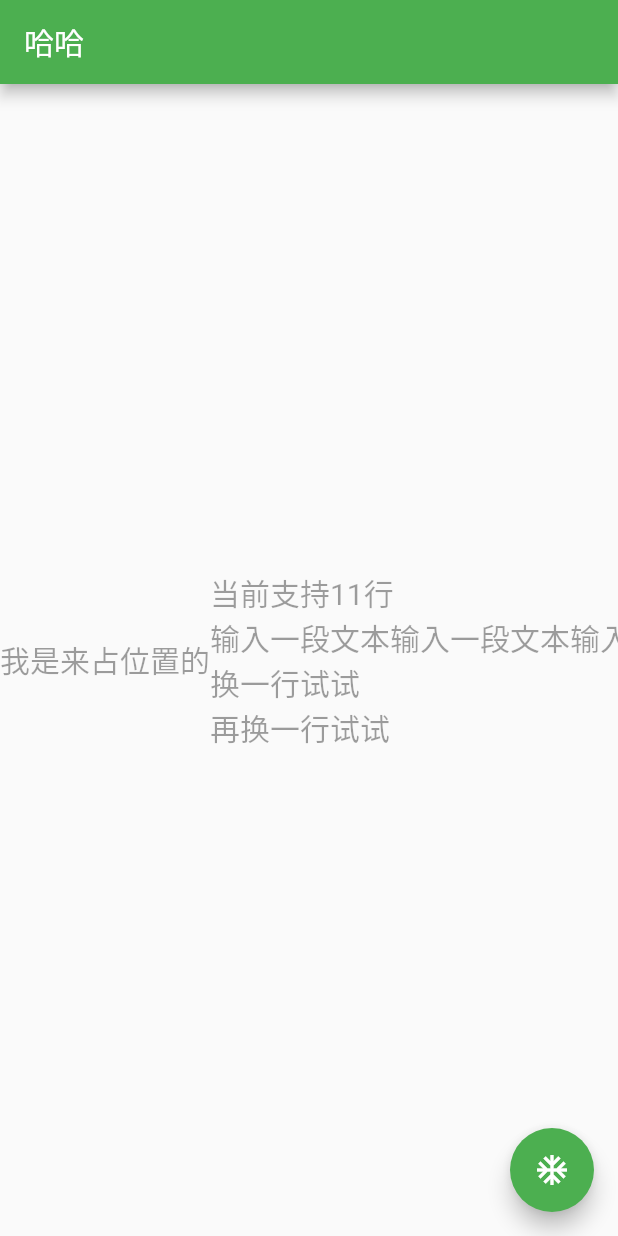
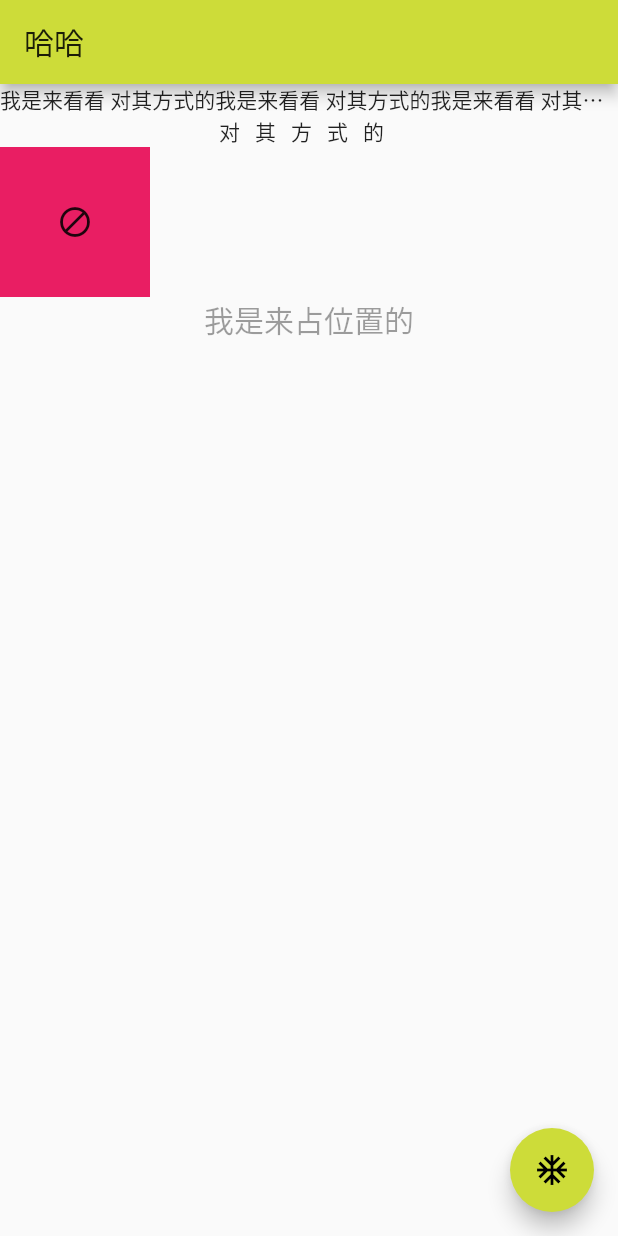
Before and after one commit to goodluckforme/flutter_try, a Flutter app: the screen it shows after launch, after a tap on the "ac unit" icon, on a phone screen of 412 x 824 dp. Run offline on Flutter 3.47's test engine with Material 2 defaults, Android fonts, the phone set to English and light mode, and no system bars.

Commit message:
初尝Demo

```diff
--- /dev/null
+++ b/lib/app/MainPage.dart
@@ -0,0 +1,94 @@
+import 'package:flutter/material.dart';
+
+class MainPage extends StatefulWidget {
+  final String title;
+
+  MainPage(this.title);
+
+  @override
+  MainPagePageState createState() => new MainPagePageState();
+}
+
+class MainPagePageState extends State<MainPage> {
+  int _counter = 8;
+  bool _isFavorited = false;
+
+  @override
+  Widget build(BuildContext context) {
+    return new Scaffold(
+      appBar: new AppBar(
+        title: new Text(widget.title),
+      ),
+      body: new Wrap(
+          direction: Axis.horizontal,
+          alignment: WrapAlignment.start,
+          children: <Widget>[
+            new Text("我是来看看 对其方式的我是来看看 对其方式的我是来看看 对其方式的\n",
+              overflow: TextOverflow.ellipsis, maxLines: 1,),
+            new Center(
+              child: new Text("对其方式的",
+                overflow: TextOverflow.ellipsis,
+                textAlign: TextAlign.right,
+                style: new TextStyle(
+                  letterSpacing: 10.0,
+                ),),
+            ),
+            new GestureDetector(
+                onTap: buttonClick,
+                onDoubleTap: doubeClick,
+                child: new Container(
+                    width: 100.0,
+                    height: 100.0,
+                    color: Colors.pink,
+                    child: new Icon(
+                        _isFavorited ? Icons.favorite : Icons
+                            .do_not_disturb_alt)
+                )
+            ),
+            new Container(
+                alignment: Alignment.center,
+                child: new Directionality(
+                    textDirection: TextDirection.ltr,
+                    child: new DefaultTextStyle(
+                        style: new TextStyle(
+                            fontSize: 20.0,
+                            color: Colors.black38,
+                            decoration: TextDecoration.none
+                        ),
+                        maxLines: _counter < 0 ? 0 : _counter,
+                        softWrap: true,
+                        overflow: TextOverflow.ellipsis,
+                        child: new Text("我是来占位置的")
+                    ))
+            ),
+          ]),
+      floatingActionButton: new FloatingActionButton(
+        onPressed: _incrementCounter,
+        tooltip: '大爷点我呀！',
+        child: new Icon(Icons.ac_unit),
+      )
+      ,
+    );
+  }
+
+  void _incrementCounter() {
+    if (_counter == 10) {} else
+      setState(() {
+        _counter++;
+      });
+  }
+
+  void buttonClick() {
+    setState(() {
+      print("我被点击了");
+      if (_isFavorited)
+        _isFavorited = false;
+      else
+        _isFavorited = true;
+    });
+  }
+
+  void doubeClick() {
+
+  }
+}
--- a/lib/main.dart
+++ b/lib/main.dart
@@ -1,87 +1,14 @@
 import 'package:flutter/material.dart';
+import 'package:flutter_demo/app/MainPage.dart';
 
-void main() => runApp(new MyApp());
-
-class MyApp extends StatelessWidget {
-  @override
-  Widget build(BuildContext context) {
-    return new MaterialApp(
-      title: '这是个啥?',
-      theme: new ThemeData(
-        primarySwatch: Colors.green,
-      ),
-      home: new OthersPage("哈哈"),
-    );
-  }
+void main() {
+  runApp(
+      new MaterialApp(
+        title: '这是个啥?',
+        theme: new ThemeData(
+          primarySwatch: Colors.lime,
+        ),
+        home: new MainPage("哈哈"),
+      )
+  );
 }
-
-class OthersPage extends StatefulWidget {
-  final String title;
-
-  OthersPage(this.title);
-
-  @override
-  _OthersPageState createState() => new _OthersPageState();
-}
-
-class _OthersPageState extends State<OthersPage> {
-  int _counter = 10;
-
-  @override
-  Widget build(BuildContext context) {
-    return new Scaffold(
-      appBar: new AppBar(
-        title: new Text(widget.title),
-      ),
-      body: new Wrap(
-          direction: Axis.vertical,
-          children: <Widget>[
-            new Container(
-                alignment: Alignment.center,
-                child: new Directionality(
-                    textDirection: TextDirection.ltr,
-                    child: new DefaultTextStyle(
-                        style: new TextStyle(
-                            fontSize: 20.0,
-                            color: Colors.black38,
-                            decoration: TextDecoration.none
-                        ),
-                        maxLines: _counter < 0 ? 0 : _counter,
-                        softWrap: true,
-                        overflow: TextOverflow.ellipsis,
-                        child: new Text("我是来占位置的")
-                    ))
-            ),
-            new Container(
-                alignment: Alignment.center,
-                child: new Directionality(
-                    textDirection: TextDirection.ltr,
-                    child: new DefaultTextStyle(
-                        style: new TextStyle(
-                            fontSize: 20.0,
-                            color: Colors.black38,
-                            decoration: TextDecoration.none
-                        ),
-                        maxLines: _counter < 0 ? 0 : _counter,
-                        softWrap: true,
-                        overflow: TextOverflow.ellipsis,
-                        child: new Text(
-                            "当前支持$_counter行\n输入一段文本输入一段文本输入一段文本输入一段文本输入一段文本输入一段文本输入一段文本输入一段文本输入一段文本输入一段文本输入一段文本输入一段文本\n换一行试试\n再换一行试试")
-                    ))
-            )
-          ]),
-      floatingActionButton: new FloatingActionButton(
-        onPressed: _incrementCounter,
-        tooltip: '大爷点我呀！',
-        child: new Icon(Icons.ac_unit),
-      )
-      ,
-    );
-  }
-
-  void _incrementCounter() {
-    setState(() {
-      _counter++;
-    });
-  }
-}
```
Also changed, not shown: lib/app/FirstPage.dart (added, +56 -0 lines), lib/app/home/NicePage.dart (added, +14 -0 lines), pubspec.lock, 2 other files.
